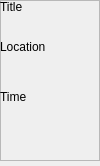
This is sessionWidget.ui in yycho0108/OlinScheduler as Qt 5 draws it before an edit. The edited form follows.
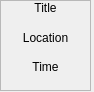
This is the edited form.

Diff of the .ui file:
```diff
--- a/sessionWidget.ui
+++ b/sessionWidget.ui
@@ -6,8 +6,8 @@
    <rect>
     <x>0</x>
     <y>0</y>
-    <width>100</width>
-    <height>166</height>
+    <width>94</width>
+    <height>92</height>
    </rect>
   </property>
   <property name="windowTitle">
@@ -24,10 +24,16 @@
     <rect>
      <x>0</x>
      <y>0</y>
-     <width>100</width>
-     <height>161</height>
+     <width>91</width>
+     <height>91</height>
     </rect>
    </property>
+   <property name="sizePolicy">
+    <sizepolicy hsizetype="Expanding" vsizetype="Expanding">
+     <horstretch>0</horstretch>
+     <verstretch>0</verstretch>
+    </sizepolicy>
+   </property>
    <property name="frameShape">
     <enum>QFrame::StyledPanel</enum>
    </property>
@@ -37,63 +43,95 @@
    <property name="lineWidth">
     <number>5</number>
    </property>
+   <layout class="QVBoxLayout" name="verticalLayout_2">
+    <property name="spacing">
+     <number>0</number>
+    </property>
+    <property name="margin">
+     <number>0</number>
+    </property>
+    <item>
+     <widget class="QLabel" name="title">
+      <property name="sizePolicy">
+       <sizepolicy hsizetype="Expanding" vsizetype="Expanding">
+        <horstretch>0</horstretch>
+        <verstretch>0</verstretch>
+       </sizepolicy>
+      </property>
+      <property name="cursor">
+       <cursorShape>CrossCursor</cursorShape>
+      </property>
+      <property name="toolTip">
+       <string/>
+      </property>
+      <property name="whatsThis">
+       <string/>
+      </property>
+      <property name="text">
+       <string>Title</string>
+      </property>
+      <property name="scaledContents">
+       <bool>true</bool>
+      </property>
+      <property name="alignment">
+       <set>Qt::AlignHCenter|Qt::AlignTop</set>
+      </property>
+      <property name="wordWrap">
+       <bool>true</bool>
+      </property>
+     </widget>
+    </item>
+    <item>
    <widget class="QLabel" name="location">
-    <property name="geometry">
-     <rect>
-      <x>0</x>
-      <y>40</y>
-      <width>100</width>
-      <height>41</height>
-     </rect>
+      <property name="sizePolicy">
+       <sizepolicy hsizetype="Expanding" vsizetype="Expanding">
+        <horstretch>0</horstretch>
+        <verstretch>0</verstretch>
+       </sizepolicy>
+      </property>
+      <property name="cursor">
+       <cursorShape>CrossCursor</cursorShape>
     </property>
     <property name="text">
      <string>Location</string>
     </property>
     <property name="alignment">
-     <set>Qt::AlignLeading|Qt::AlignLeft|Qt::AlignTop</set>
+       <set>Qt::AlignHCenter|Qt::AlignTop</set>
     </property>
     <property name="wordWrap">
      <bool>true</bool>
     </property>
    </widget>
+    </item>
+    <item>
    <widget class="QLabel" name="time">
-    <property name="geometry">
-     <rect>
-      <x>0</x>
-      <y>90</y>
-      <width>100</width>
-      <height>61</height>
-     </rect>
+      <property name="sizePolicy">
+       <sizepolicy hsizetype="Expanding" vsizetype="Expanding">
+        <horstretch>0</horstretch>
+        <verstretch>0</verstretch>
+       </sizepolicy>
+      </property>
+      <property name="cursor">
+       <cursorShape>CrossCursor</cursorShape>
+      </property>
+      <property name="toolTip">
+       <string/>
     </property>
     <property name="text">
      <string>Time</string>
     </property>
-    <property name="alignment">
-     <set>Qt::AlignLeading|Qt::AlignLeft|Qt::AlignTop</set>
-    </property>
-    <property name="wordWrap">
+      <property name="scaledContents">
      <bool>true</bool>
     </property>
-   </widget>
-   <widget class="QLabel" name="title">
-    <property name="geometry">
-     <rect>
-      <x>0</x>
-      <y>0</y>
-      <width>100</width>
-      <height>41</height>
-     </rect>
-    </property>
-    <property name="text">
-     <string>Title</string>
-    </property>
     <property name="alignment">
-     <set>Qt::AlignLeading|Qt::AlignLeft|Qt::AlignTop</set>
+       <set>Qt::AlignHCenter|Qt::AlignTop</set>
     </property>
     <property name="wordWrap">
      <bool>true</bool>
     </property>
    </widget>
+    </item>
+   </layout>
   </widget>
  </widget>
  <resources/>
```
Left out of the diff: 3 changed lines with no effect on the pictures. Lines whose indentation alone changed are shown as unchanged.
